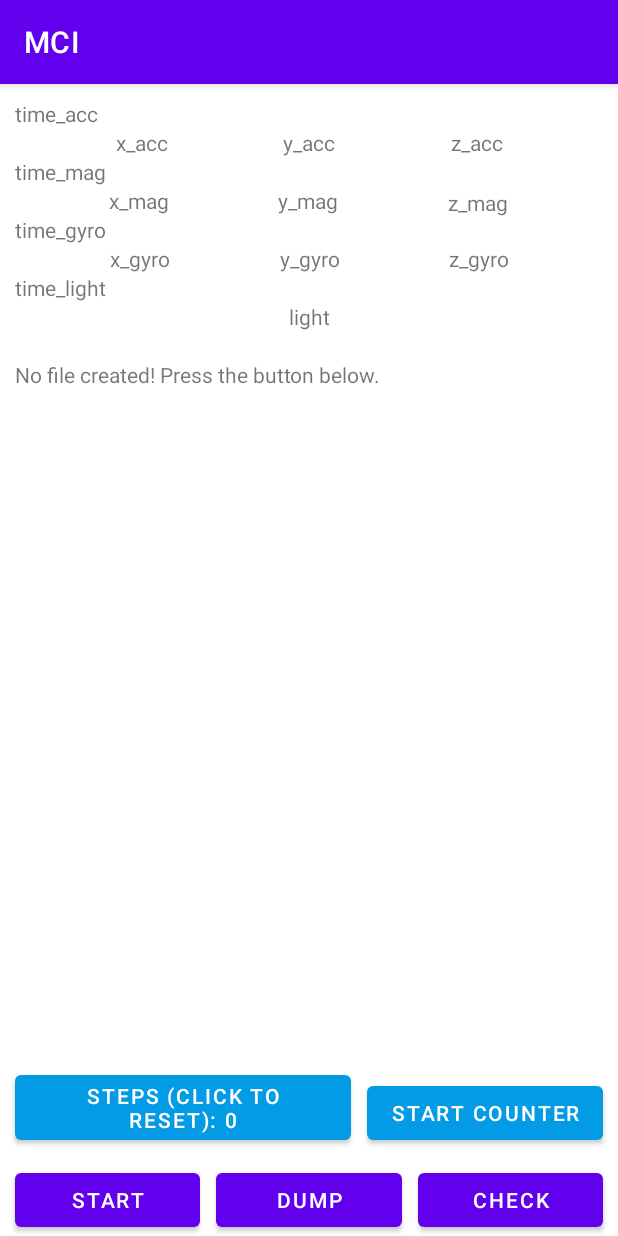
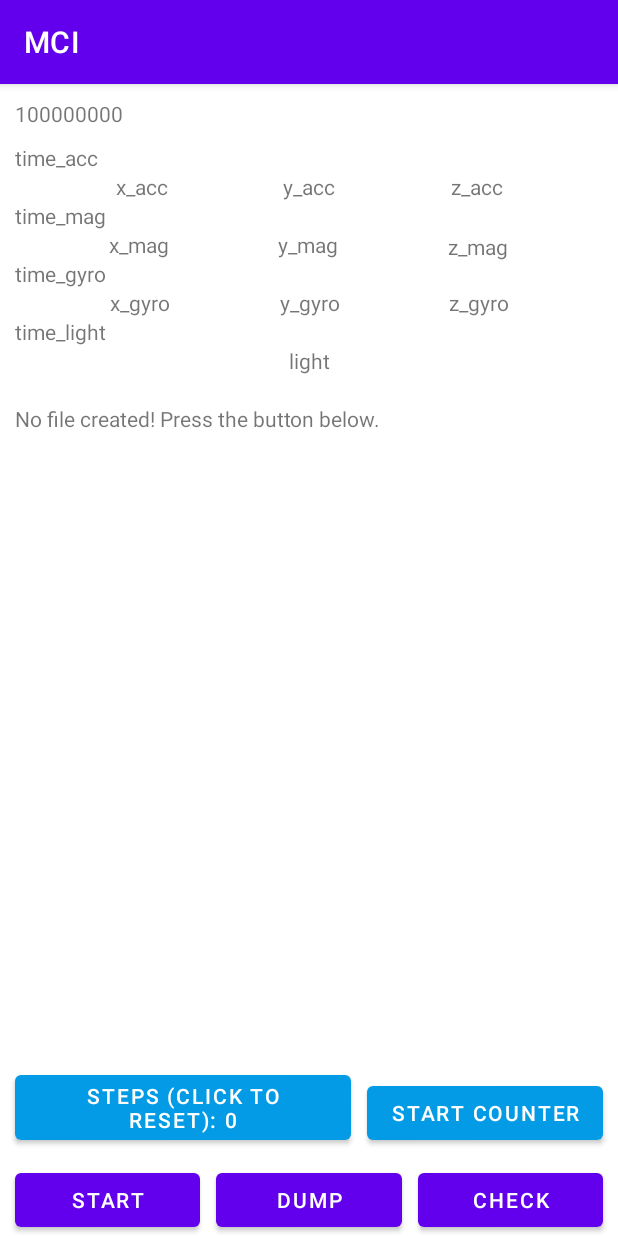
Before and after one commit to AdwaitB/visual-positioning-mci, an Android app: the screen it shows after launch (MainActivity), on a phone screen of 412 x 824 dp. Run offline under Robolectric (Android 15) with nearby library versions, the phone set to English and light mode, and no system bars.

Commit message:
changed the sensor times printed from the app start

```diff
--- a/app/src/main/java/com/example/mci/MainActivity.java
+++ b/app/src/main/java/com/example/mci/MainActivity.java
@@ -14,6 +14,7 @@ import android.hardware.SensorManager;
 import android.os.Build;
 import android.os.Bundle;
 import android.os.Environment;
+import android.os.SystemClock;
 import android.view.View;
 import android.widget.Button;
 import android.widget.TextView;
@@ -31,6 +32,7 @@ import java.util.HashMap;
 import java.util.concurrent.ArrayBlockingQueue;
 import java.util.concurrent.TimeUnit;
 
+@RequiresApi(api = Build.VERSION_CODES.JELLY_BEAN_MR1)
 public class MainActivity extends AppCompatActivity implements SensorEventListener {
     private static final String FILENAME = "data.txt";
     private Integer SENSOR_LEVEL = SensorManager.SENSOR_DELAY_GAME;
@@ -39,6 +41,8 @@ public class MainActivity extends AppCompatActivity implements SensorEventListen
     private static final HashMap<Integer, SensorCaptureTask> sensorCaptureTasks;
 
     private static final ArrayList<Integer> samplingSizes;
+
+    private static final Long SYS_TIME = SystemClock.elapsedRealtimeNanos();
 
     private static Button counter;
 
@@ -60,7 +64,7 @@ public class MainActivity extends AppCompatActivity implements SensorEventListen
     private TextView x_gyro, y_gyro, z_gyro;
     private TextView time_acc, time_mag, time_gyro, time_light;
     private TextView light;
-    private TextView status;
+    private TextView status, sys_time;
 
     // public
     public static TextView debug;
@@ -77,7 +81,7 @@ public class MainActivity extends AppCompatActivity implements SensorEventListen
 
         sensorCaptureTasks = new HashMap<>();
         for(int samplingSize : samplingSizes)
-            sensorCaptureTasks.put(samplingSize, new SensorCaptureTask(samplingSize));
+            sensorCaptureTasks.put(samplingSize, new SensorCaptureTask(samplingSize, SYS_TIME));
     }
 
     private void initViews(){
@@ -104,6 +108,8 @@ public class MainActivity extends AppCompatActivity implements SensorEventListen
         light = (TextView) findViewById(R.id.light);
 
         status = (TextView) findViewById(R.id.status);
+        sys_time = (TextView) findViewById(R.id.sys_time);
+        sys_time.setText(SYS_TIME.toString());
 
         debug = (TextView) findViewById(R.id.debug);
     }
@@ -261,7 +267,7 @@ public class MainActivity extends AppCompatActivity implements SensorEventListen
     @Override
     public void onSensorChanged(SensorEvent sensorEvent) {
         if(sensorEvent.sensor.getType()==Sensor.TYPE_ACCELEROMETER){
-            this.time_acc.setText("Acc Time : " + sensorEvent.timestamp);
+            this.time_acc.setText("Acc Time : " + Long.toString(sensorEvent.timestamp-SYS_TIME));
 
             this.x_acc.setText(formatSensorString("X", sensorEvent.values[0]));
             this.y_acc.setText(formatSensorString("Y", sensorEvent.values[0]));
@@ -285,21 +291,21 @@ public class MainActivity extends AppCompatActivity implements SensorEventListen
             }
         }
         else if(sensorEvent.sensor.getType()==Sensor.TYPE_MAGNETIC_FIELD){
-            this.time_mag.setText("Gyro Time : " + sensorEvent.timestamp);
+            this.time_mag.setText("Mag Time : " + Long.toString(sensorEvent.timestamp-SYS_TIME));
 
             this.x_mag.setText(formatSensorString("X", sensorEvent.values[0]));
             this.y_mag.setText(formatSensorString("Y", sensorEvent.values[1]));
             this.z_mag.setText(formatSensorString("Z", sensorEvent.values[2]));
         }
         else if(sensorEvent.sensor.getType()==Sensor.TYPE_GYROSCOPE){
-            this.time_gyro.setText("Gyro Time : " + sensorEvent.timestamp);
+            this.time_gyro.setText("Gyro Time : " + Long.toString(sensorEvent.timestamp-SYS_TIME));
 
             this.x_gyro.setText(formatSensorString("X", sensorEvent.values[0]));
             this.y_gyro.setText(formatSensorString("Y", sensorEvent.values[1]));
             this.z_gyro.setText(formatSensorString("Z", sensorEvent.values[2]));
         }
         else if(sensorEvent.sensor.getType()==Sensor.TYPE_LIGHT){
-            this.time_light.setText("Light Time : " + sensorEvent.timestamp);
+            this.time_light.setText("Light Time : " + Long.toString(sensorEvent.timestamp-SYS_TIME));
 
             this.light.setText(formatSensorString("Light", sensorEvent.values[0]));
         }
--- a/app/src/main/java/com/example/mci/sensorcapture/SensorCaptureTask.java
+++ b/app/src/main/java/com/example/mci/sensorcapture/SensorCaptureTask.java
@@ -11,10 +11,12 @@ import java.util.TreeMap;
 public class SensorCaptureTask {
     private final int bucketSize;
     private static final int MS = 1000000;
+    private final long startTime;
 
     private Map<Long, ReadingBucket> buckets;
 
-    public SensorCaptureTask(int bucketSizeMs){
+    public SensorCaptureTask(int bucketSizeMs, long startTime){
+        this.startTime = startTime;
         buckets = new TreeMap<>();
         this.bucketSize = bucketSizeMs*MS;
     }
@@ -35,7 +37,7 @@ public class SensorCaptureTask {
             fileOutputStream.write(ReadingBucket.getHeader().getBytes());
 
             for(Long timestamp : buckets.keySet()){
-                StringBuilder entry = new StringBuilder(Long.toString(timestamp/MS));
+                StringBuilder entry = new StringBuilder(Long.toString((timestamp-startTime)/MS));
 
                 Map<Integer, Float> bucketValues = buckets.get(timestamp).bucketValues;
                 for(int i = 0; i < ReadingBucket.BUCKET_SIZE; i++) {
--- a/app/src/main/res/layout/activity_main.xml
+++ b/app/src/main/res/layout/activity_main.xml
@@ -148,7 +148,7 @@
         android:text="time_acc"
         app:layout_constraintEnd_toEndOf="parent"
         app:layout_constraintStart_toStartOf="parent"
-        app:layout_constraintTop_toTopOf="parent" />
+        app:layout_constraintTop_toBottomOf="@+id/sys_time" />
 
     <TextView
         android:id="@+id/time_gyro"
@@ -269,4 +269,18 @@
         app:layout_constraintEnd_toEndOf="parent"
         app:layout_constraintStart_toEndOf="@+id/counter" />
 
+    <TextView
+        android:id="@+id/sys_time"
+        android:layout_width="0dp"
+        android:layout_height="wrap_content"
+        android:layout_marginStart="10dp"
+        android:layout_marginLeft="10dp"
+        android:layout_marginTop="10dp"
+        android:layout_marginEnd="10dp"
+        android:layout_marginRight="10dp"
+        android:text="sys_time"
+        app:layout_constraintEnd_toEndOf="parent"
+        app:layout_constraintStart_toStartOf="parent"
+        app:layout_constraintTop_toTopOf="parent" />
+
 </androidx.constraintlayout.widget.ConstraintLayout>
```
